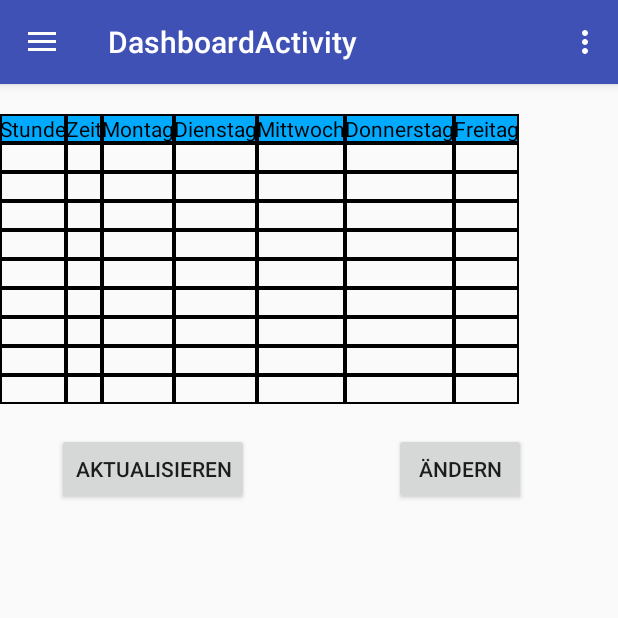
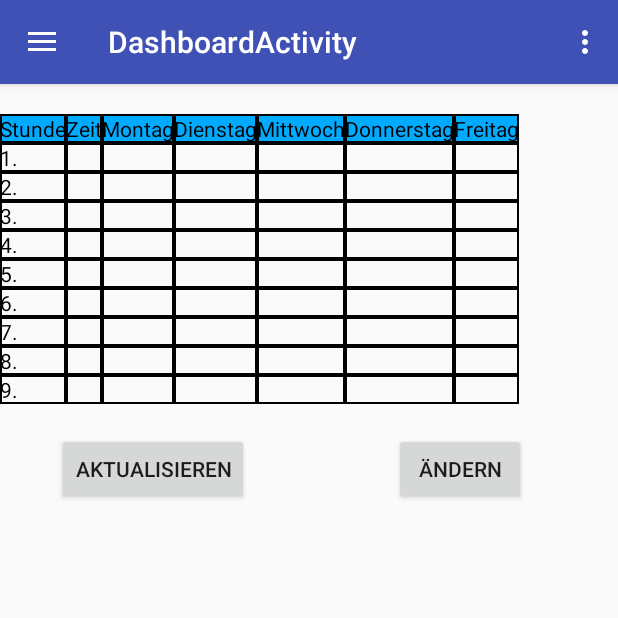
Before and after one commit to MaXX2341/Timetable-Manager, an Android app: the DashboardActivity screen opened directly, with no data from a screen before it, on a phone screen of 412 x 824 dp, the top half of it. Run offline under Robolectric (Android 15) with nearby library versions, the phone set to English and light mode, and no system bars; libraries missing offline, so code that uses them is left out: com.loopj.android, cz.msebera.android; 2 statements that could not run were skipped.

Commit message:
sehr viel cooles gm8

```diff
--- a/app/src/main/java/com/timetable/kevin/timetable_manager/DashboardActivity.java
+++ b/app/src/main/java/com/timetable/kevin/timetable_manager/DashboardActivity.java
@@ -229,7 +229,7 @@ public class DashboardActivity extends AppCompatActivity implements NavigationVi
 
         for (int reihe = 1; reihe < 9; reihe++) {
 
-            for (int i = 0; i < 7; i++) {
+            for (int i = 1; i < 7; i++) {
                valuesFuerST[reihe][i].setText(sammelArr.get(i)[reihe-1]);     // komplizierte umstrukturierung bei der abfrage aufgrund fehlerhafter deklaration der Variablen --> spalte vs reihe
 
             }//         nach unten  nach rechts        nach rechts   nach unten
--- a/app/src/main/res/layout/content_dashboard.xml
+++ b/app/src/main/res/layout/content_dashboard.xml
@@ -149,7 +149,6 @@
                     android:layout_width="wrap_content"
                     android:layout_height="wrap_content"
                     android:background="@drawable/textview_border"
-                    android:text="8:00 - 9:00"
                     android:textColor="@color/colorBlack" />
 
                 <TextView
@@ -157,7 +156,6 @@
                     android:layout_width="wrap_content"
                     android:layout_height="wrap_content"
                     android:background="@drawable/textview_border"
-                    android:text="Geschichte"
                     android:textColor="@color/colorBlack" />
 
                 <TextView
@@ -165,7 +163,6 @@
                     android:layout_width="wrap_content"
                     android:layout_height="wrap_content"
                     android:background="@drawable/textview_border"
-                    android:text="Geographie"
                     android:textColor="@color/colorBlack" />
 
                 <TextView
@@ -173,7 +170,6 @@
                     android:layout_width="wrap_content"
                     android:layout_height="wrap_content"
                     android:background="@drawable/textview_border"
-                    android:text="Mathematik"
                     android:textColor="@color/colorBlack" />
 
                 <TextView
@@ -181,7 +177,6 @@
                     android:layout_width="wrap_content"
                     android:layout_height="wrap_content"
                     android:background="@drawable/textview_border"
-                    android:text="Internet"
                     android:textColor="@color/colorBlack" />
 
                 <TextView
@@ -189,7 +184,6 @@
                     android:layout_width="wrap_content"
                     android:layout_height="wrap_content"
                     android:background="@drawable/textview_border"
-                    android:text="Sport"
                     android:textColor="@color/colorBlack" />
 
             </TableRow>
@@ -204,6 +198,7 @@
                     android:layout_height="wrap_content"
 
                     android:background="@drawable/textview_border"
+                    android:text="2."
                     android:textColor="@color/colorBlack" />
 
                 <TextView
@@ -265,6 +260,7 @@
                     android:layout_height="wrap_content"
 
                     android:background="@drawable/textview_border"
+                    android:text="3."
                     android:textColor="@color/colorBlack" />
 
                 <TextView
@@ -327,6 +323,7 @@
                     android:layout_height="wrap_content"
 
                     android:background="@drawable/textview_border"
+                    android:text="4."
                     android:textColor="@color/colorBlack" />
 
                 <TextView
@@ -387,6 +384,7 @@
                     android:layout_height="wrap_content"
 
                     android:background="@drawable/textview_border"
+                    android:text="5."
                     android:textColor="@color/colorBlack" />
 
                 <TextView
@@ -449,6 +447,7 @@
                     android:layout_height="wrap_content"
 
                     android:background="@drawable/textview_border"
+                    android:text="6."
                     android:textColor="@color/colorBlack" />
 
                 <TextView
@@ -511,6 +510,7 @@
                     android:layout_height="wrap_content"
 
                     android:background="@drawable/textview_border"
+                    android:text="7."
                     android:textColor="@color/colorBlack" />
 
                 <TextView
@@ -573,6 +573,7 @@
                     android:layout_height="wrap_content"
 
                     android:background="@drawable/textview_border"
+                    android:text="8."
                     android:textColor="@color/colorBlack" />
 
                 <TextView
@@ -631,6 +632,7 @@
                     android:layout_width="wrap_content"
                     android:layout_height="wrap_content"
                     android:background="@drawable/textview_border"
+                    android:text="9."
                     android:textColor="@color/colorBlack" />
 
                 <TextView
```
